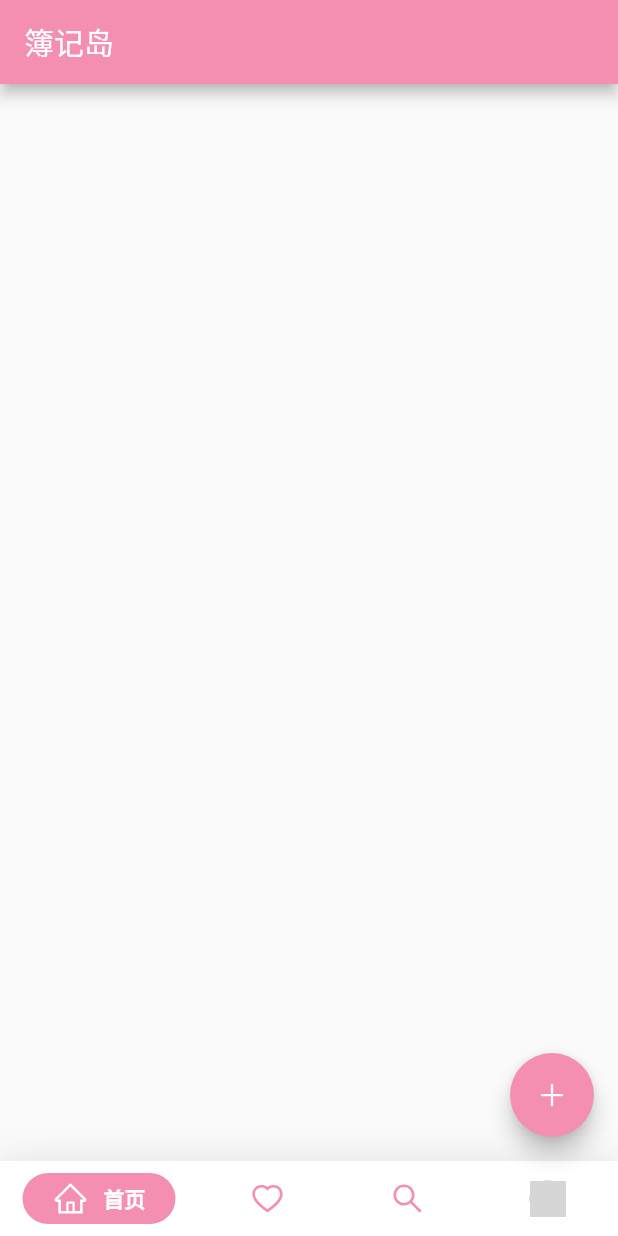
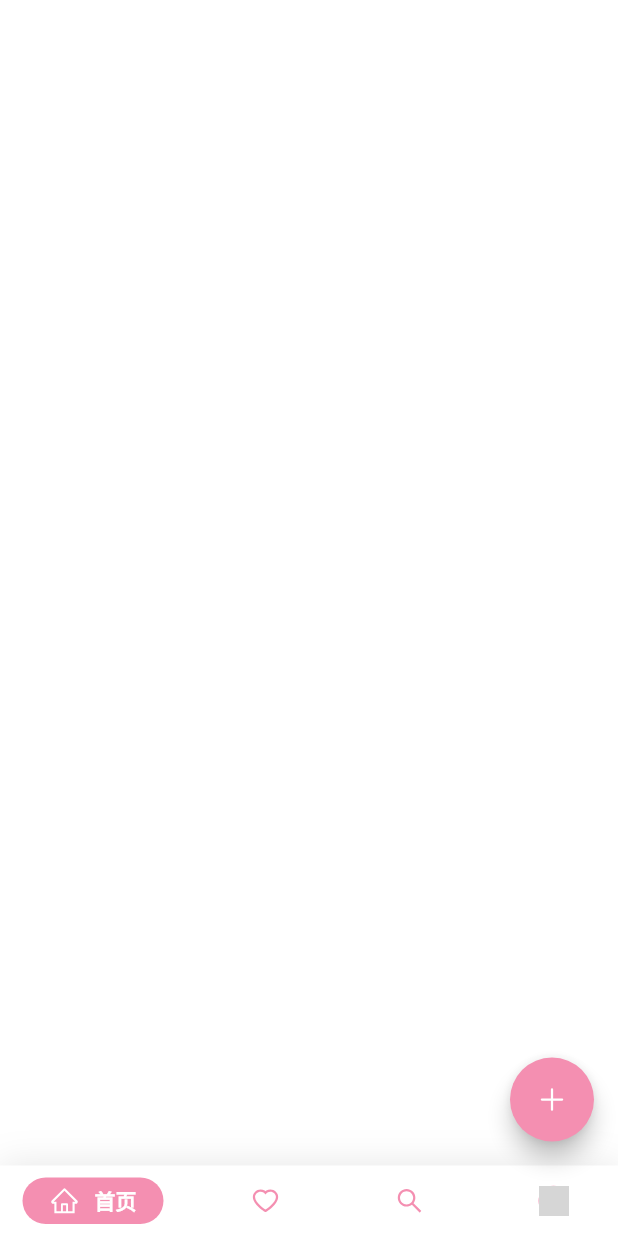
Before and after one commit to ninosroger/flutter_boki, a Flutter app: the screen it shows after launch, on a phone screen of 412 x 824 dp. Run offline on Flutter 3.47's test engine with Material 2 defaults, Android fonts, the phone set to English and light mode, and no system bars; drawn by our look-alikes of google_nav_bar; our stand-ins replace flutter_icons; network calls fail; grey boxes are pictures that could not be loaded.

Commit message:
状态栏阴影去除

```diff
--- a/lib/main.dart
+++ b/lib/main.dart
@@ -1,4 +1,7 @@
+import 'dart:io';
+
 import 'package:flutter/material.dart';
+import 'package:flutter/services.dart';
 import 'package:flutter_icons/flutter_icons.dart';
 import 'package:google_nav_bar/google_nav_bar.dart';
 
@@ -9,10 +12,15 @@ class TabPage extends StatefulWidget {
   _TabPageState createState() => _TabPageState();
 }
 
+///pink[200]
+///blue[300]
+///orange[300]
+///grey[800]
+///bottom_item grey[700]
 class _TabPageState extends State<TabPage> {
   int selectedIndex = 0;
   int badge = 0;
-  var padding = EdgeInsets.symmetric(horizontal: 20, vertical: 5);
+  var padding = EdgeInsets.symmetric(horizontal: 18, vertical: 5);
   double gap = 10;
 
   PageController controller = PageController();
@@ -20,6 +28,15 @@ class _TabPageState extends State<TabPage> {
   @override
   void initState() {
     super.initState();
+    //设置android状态栏为透明的沉浸
+    if (Platform.isAndroid) {
+      // 以下两行 设置android状态栏为透明的沉浸。写在组件渲染之后，是为了在渲染后进行set赋值，覆盖状态栏，写在渲染之前
+      // MaterialApp组件会覆盖掉这个值。
+      SystemUiOverlayStyle systemUiOverlayStyle = SystemUiOverlayStyle(
+          statusBarColor: Colors.transparent,
+          statusBarIconBrightness: Brightness.dark);
+      SystemChrome.setSystemUIOverlayStyle(systemUiOverlayStyle);
+    }
   }
 
   @override
@@ -27,14 +44,6 @@ class _TabPageState extends State<TabPage> {
     return MaterialApp(
       home: Scaffold(
         extendBody: true,
-        appBar: AppBar(
-          brightness: Brightness.light,
-          title: Text(
-            '簿记岛',
-            style: TextStyle(color: Colors.white),
-          ),
-          backgroundColor: Colors.pink[200],
-        ),
         body: PageView.builder(
           onPageChanged: (page) {
             setState(() {
@@ -44,7 +53,9 @@ class _TabPageState extends State<TabPage> {
           },
           controller: controller,
           itemBuilder: (context, position) {
-            return Container();
+            return Container(
+              color: Colors.white,
+            );
           },
           itemCount: 4,
         ),
@@ -70,7 +81,7 @@ class _TabPageState extends State<TabPage> {
                       iconColor: Colors.pink[200],
                       textColor: Colors.white,
                       backgroundColor: Colors.pink[200],
-                      iconSize: 24,
+                      iconSize: 20,
                       padding: padding,
                       icon: AntDesign.home,
                       text: '首页',
@@ -81,7 +92,7 @@ class _TabPageState extends State<TabPage> {
                       iconColor: Colors.pink[200],
                       textColor: Colors.white,
                       backgroundColor: Colors.pink[200],
-                      iconSize: 24,
+                      iconSize: 20,
                       padding: padding,
                       icon: AntDesign.hearto,
                       text: '喜欢',
@@ -92,7 +103,7 @@ class _TabPageState extends State<TabPage> {
                       iconColor: Colors.pink[200],
                       textColor: Colors.white,
                       backgroundColor: Colors.pink[200],
-                      iconSize: 24,
+                      iconSize: 20,
                       padding: padding,
                       icon: AntDesign.search1,
                       text: '搜索',
@@ -103,11 +114,11 @@ class _TabPageState extends State<TabPage> {
                       iconColor: Colors.pink[200],
                       textColor: Colors.white,
                       backgroundColor: Colors.pink[200],
-                      iconSize: 24,
+                      iconSize: 20,
                       padding: padding,
                       icon: AntDesign.smileo,
                       leading: CircleAvatar(
-                          radius: 12,
+                          radius: 10,
                           backgroundColor: Colors.pink[200],
                           backgroundImage: NetworkImage(
                               "https://www.keaidian.com/uploads/allimg/190427/27154730_0.jpeg")),
```
